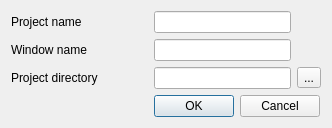
ryzom/ryzomcore, file code/studio/src/plugins/gui_editor/new_gui_dlg.ui: the form before one commit.
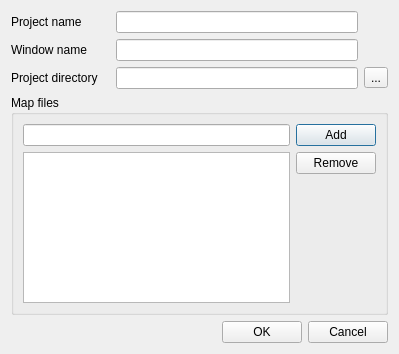
The form after the commit.

Commit message:
Map files can now be specified when creating a new GUI project.
branch : dfighter-tools

Patch:
```diff
--- a/code/studio/src/plugins/gui_editor/new_gui_dlg.ui
+++ b/code/studio/src/plugins/gui_editor/new_gui_dlg.ui
@@ -6,14 +6,14 @@
    <rect>
     <x>0</x>
     <y>0</y>
-    <width>332</width>
-    <height>125</height>
+    <width>399</width>
+    <height>354</height>
    </rect>
   </property>
   <property name="windowTitle">
    <string>New GUI</string>
   </property>
-  <layout class="QGridLayout" name="gridLayout">
+  <layout class="QGridLayout" name="gridLayout_2">
    <item row="0" column="0">
     <widget class="QLabel" name="label">
      <property name="text">
@@ -21,7 +21,7 @@
      </property>
     </widget>
    </item>
-   <item row="0" column="1">
+   <item row="0" column="1" colspan="2">
     <widget class="QLineEdit" name="projectEdit"/>
    </item>
    <item row="1" column="0">
@@ -31,7 +31,7 @@
      </property>
     </widget>
    </item>
-   <item row="1" column="1">
+   <item row="1" column="1" colspan="2">
     <widget class="QLineEdit" name="windowEdit"/>
    </item>
    <item row="2" column="0">
@@ -41,17 +41,46 @@
      </property>
     </widget>
    </item>
-   <item row="2" column="1">
+   <item row="2" column="1" colspan="2">
     <widget class="QLineEdit" name="projectDirEdit"/>
    </item>
-   <item row="2" column="2">
+   <item row="2" column="3">
     <widget class="QToolButton" name="projectDirTB">
      <property name="text">
       <string>...</string>
      </property>
     </widget>
    </item>
-   <item row="3" column="0">
+   <item row="3" column="0" colspan="4">
+    <widget class="QGroupBox" name="groupBox">
+     <property name="title">
+      <string>Map files</string>
+     </property>
+     <layout class="QGridLayout" name="gridLayout">
+      <item row="0" column="1">
+       <widget class="QPushButton" name="addButton">
+        <property name="text">
+         <string>Add</string>
+        </property>
+       </widget>
+      </item>
+      <item row="0" column="0">
+       <widget class="QLineEdit" name="mapEdit"/>
+      </item>
+      <item row="1" column="1">
+       <widget class="QPushButton" name="removeButton">
+        <property name="text">
+         <string>Remove</string>
+        </property>
+       </widget>
+      </item>
+      <item row="1" column="0" rowspan="2">
+       <widget class="QListWidget" name="mapList"/>
+      </item>
+     </layout>
+    </widget>
+   </item>
+   <item row="4" column="0" colspan="2">
     <spacer name="horizontalSpacer">
      <property name="orientation">
       <enum>Qt::Horizontal</enum>
@@ -64,7 +93,7 @@
      </property>
     </spacer>
    </item>
-   <item row="3" column="1" colspan="2">
+   <item row="4" column="2" colspan="2">
     <layout class="QHBoxLayout" name="horizontalLayout">
      <item>
       <widget class="QPushButton" name="okButton">
```
The commit also changes 5 other files.
